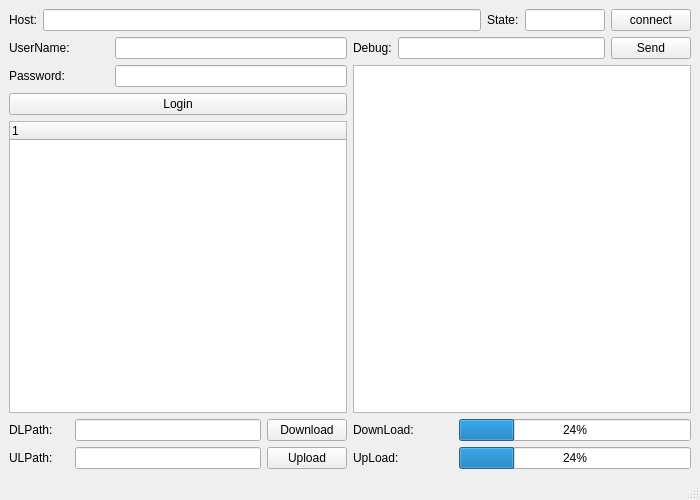
Before: the Qt Designer form Debug/pdfs_client.ui in Yoitsu-Holo/PDFS-Client, drawn with Qt 5.
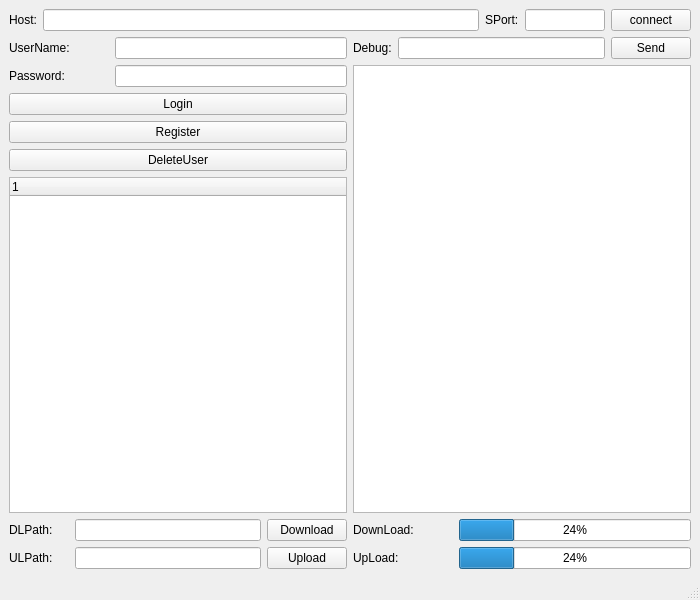
After: the same form once the commit is applied.

The edit to the form file:
```diff
--- a/Debug/pdfs_client.ui
+++ b/Debug/pdfs_client.ui
@@ -7,7 +7,7 @@
     <x>0</x>
     <y>0</y>
     <width>700</width>
-    <height>500</height>
+    <height>600</height>
    </rect>
   </property>
   <property name="sizePolicy">
@@ -42,7 +42,7 @@
       <item>
        <widget class="QLabel" name="SState">
         <property name="text">
-         <string>State:</string>
+         <string>SPort:</string>
         </property>
        </widget>
       </item>
@@ -140,6 +140,20 @@
           </property>
          </widget>
         </item>
+        <item>
+         <widget class="QPushButton" name="Register">
+          <property name="text">
+           <string>Register</string>
+          </property>
+         </widget>
+        </item>
+        <item>
+         <widget class="QPushButton" name="DeleteUser">
+          <property name="text">
+           <string>DeleteUser</string>
+          </property>
+         </widget>
+        </item>
         <item>
          <widget class="QTreeWidget" name="FileTree">
           <property name="font">
```
Left out of the diff: 16 changed lines with no effect on the pictures.
